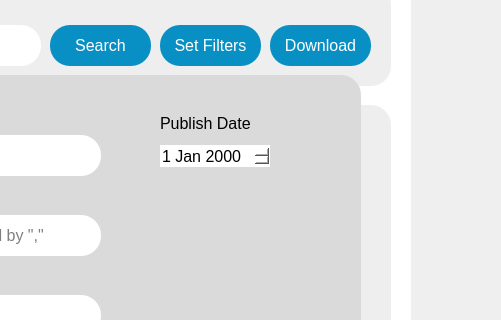
First picture: the form in modules/GUI/GUI.ui, repository Semuca/road-safety-scanner, before the edit; both pictures show x 360 to 861 and y 145 to 465 of the 861 by 730 pixel window.
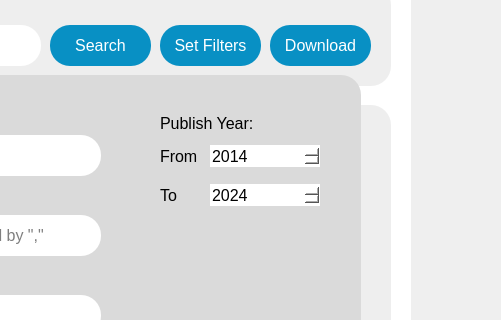
Second picture: the form after the edit. The open tabs and pages were chosen to show the change.

What changed in the file:
```diff
--- a/modules/GUI/GUI.ui
+++ b/modules/GUI/GUI.ui
@@ -458,7 +458,7 @@
        <string notr="true">font: 700 12pt;</string>
       </property>
       <property name="text">
-       <string>Publish Date</string>
+       <string>Publish Year:</string>
       </property>
      </widget>
      <widget class="QLabel" name="settingLabel">
@@ -518,7 +518,7 @@
      <widget class="QDateEdit" name="publishDate">
       <property name="geometry">
        <rect>
-        <x>410</x>
+        <x>460</x>
         <y>70</y>
         <width>110</width>
         <height>22</height>
@@ -530,6 +530,19 @@
 	background-color: rgb(255, 255, 255);
 }</string>
       </property>
+      <property name="dateTime">
+       <datetime>
+        <hour>0</hour>
+        <minute>0</minute>
+        <second>0</second>
+        <year>2014</year>
+        <month>1</month>
+        <day>1</day>
+       </datetime>
+      </property>
+      <property name="displayFormat">
+       <string>yyyy</string>
+      </property>
      </widget>
      <widget class="QLineEdit" name="keyWords">
       <property name="geometry">
@@ -624,6 +637,67 @@
        <bool>true</bool>
       </property>
      </widget>
+     <widget class="QLabel" name="publishYearFromLabel">
+      <property name="geometry">
+       <rect>
+        <x>410</x>
+        <y>71</y>
+        <width>41</width>
+        <height>20</height>
+       </rect>
+      </property>
+      <property name="styleSheet">
+       <string notr="true">font: 700 12pt;</string>
+      </property>
+      <property name="text">
+       <string>From</string>
+      </property>
+     </widget>
+     <widget class="QDateEdit" name="publishYearTo">
+      <property name="geometry">
+       <rect>
+        <x>460</x>
+        <y>109</y>
+        <width>110</width>
+        <height>22</height>
+       </rect>
+      </property>
+      <property name="styleSheet">
+       <string notr="true">QDateEdit{
+	
+	background-color: rgb(255, 255, 255);
+}</string>
+      </property>
+      <property name="dateTime">
+       <datetime>
+        <hour>0</hour>
+        <minute>0</minute>
+        <second>0</second>
+        <year>2024</year>
+        <month>1</month>
+        <day>1</day>
+       </datetime>
+      </property>
+      <property name="displayFormat">
+       <string>yyyy</string>
+      </property>
+     </widget>
+     <widget class="QLabel" name="publishYearToLabel">
+      <property name="geometry">
+       <rect>
+        <x>410</x>
+        <y>110</y>
+        <width>41</width>
+        <height>20</height>
+       </rect>
+      </property>
+      <property name="styleSheet">
+       <string notr="true">font: 700 12pt;</string>
+      </property>
+      <property name="text">
+       <string>To</string>
+      </property>
+     </widget>
     </widget>
     <widget class="QWidget" name="uploadJournal_2" native="true">
      <property name="geometry">
```
Left out of the diff: 6 changed lines with no effect on the pictures.
